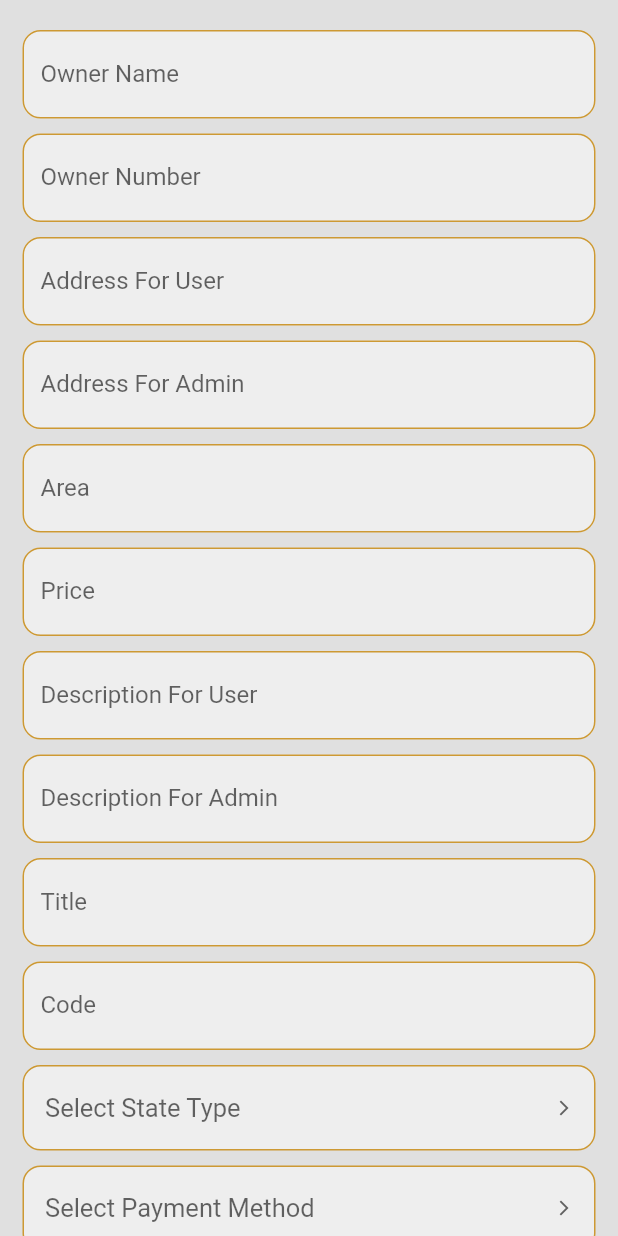
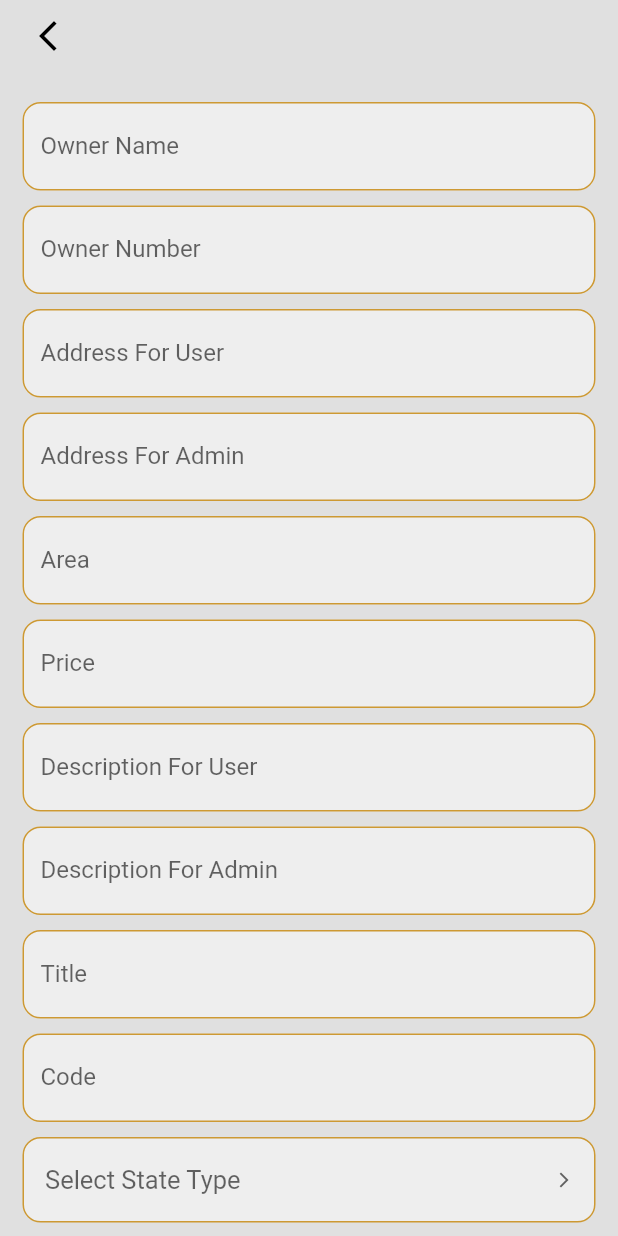
Before and after one commit to Mohamed26Salah/AmanRealEstate-Mobile-App, a Flutter app: the AddForm screen opened directly, on a phone screen of 412 x 824 dp. Run offline on Flutter 3.47's test engine with Material 2 defaults, Android fonts, the phone set to English and light mode, and no system bars; drawn by our look-alikes of dropdown_button2; our stand-ins replace google_fonts, google_nav_bar; missing offline and left inert: search_page.

Commit message:
back button

```diff
--- a/Aman_Project/Aman_Project/aman_project/lib/widgets/AddForm.dart
+++ b/Aman_Project/Aman_Project/aman_project/lib/widgets/AddForm.dart
@@ -36,6 +36,24 @@ class AddFormState extends State<AddForm> {
             child: SingleChildScrollView(
               child: Column(
                 children: [
+                  Row(
+                    mainAxisAlignment: MainAxisAlignment.start,
+                    children: [
+                      ElevatedButton(
+                        style: ElevatedButton.styleFrom(
+                            backgroundColor: Colors.grey[300],
+                            elevation: 0 // Background color
+                            ),
+                        child: Icon(
+                          Icons.arrow_back_ios_new_outlined,
+                          color: Colors.black,
+                        ),
+                        onPressed: () {
+                          Navigator.pop(context);
+                        },
+                      ),
+                    ],
+                  ),
                   //Owner Name
                   Padding(
                     padding: const EdgeInsets.only(
```
